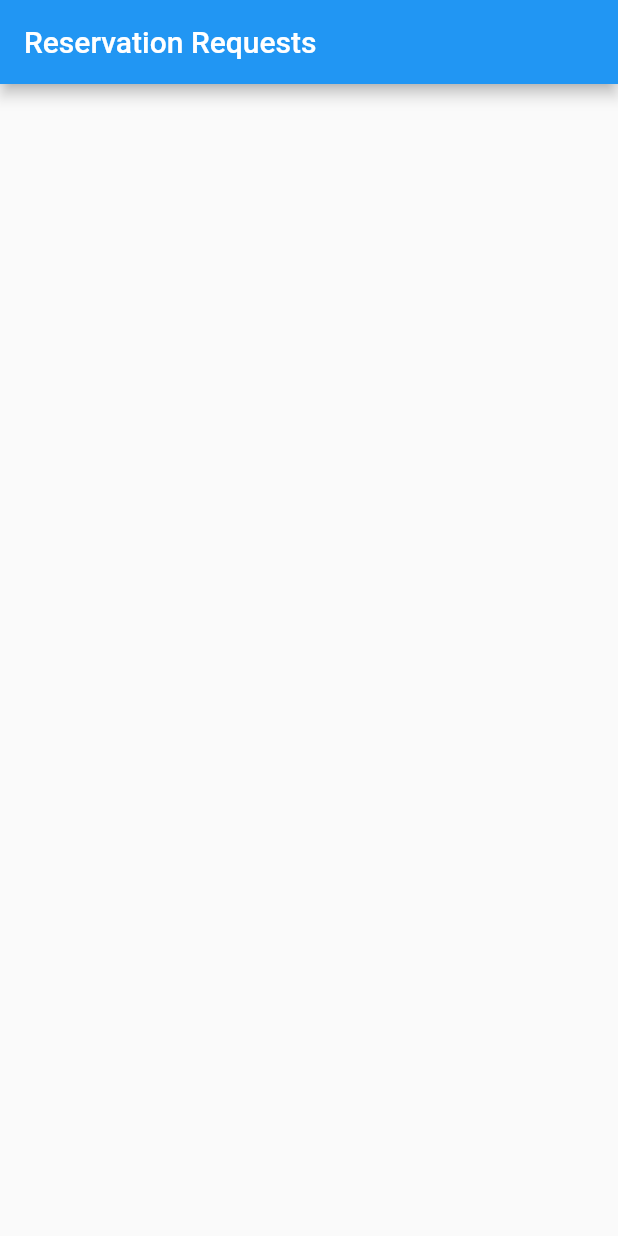
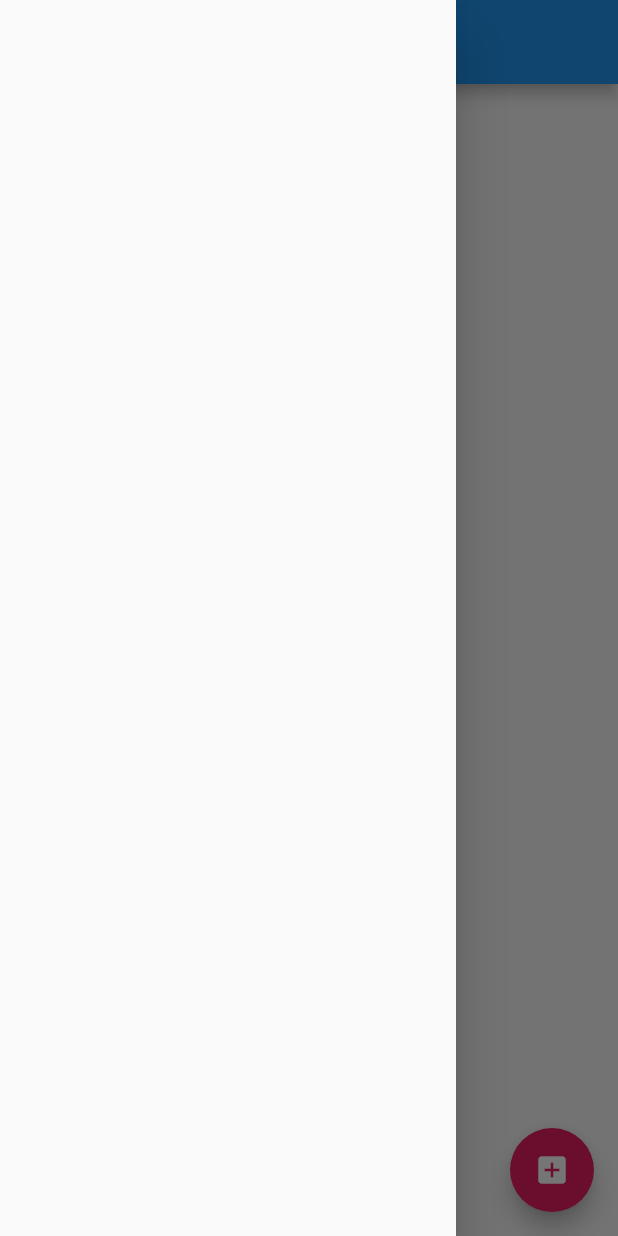
Before and after one commit to Arudrin/first-gitflutter-project, a Flutter app: the screen it shows after launch, with the side drawer open (before the commit the screen has no drawer), on a phone screen of 412 x 824 dp. Run offline on Flutter 3.47's test engine with Material 2 defaults, Android fonts, the phone set to English and light mode, and no system bars; our stand-ins replace cloud_firestore, firebase_analytics; accounts and stored records are empty.

Commit message:
added drawer and floating action

```diff
--- a/lib/main.dart
+++ b/lib/main.dart
@@ -10,6 +10,11 @@ final dummySnapshot = [
   {"name": "Ike", "votes": 10},
   {"name": "Justin", "votes": 1},
 ];
+
+
+
+
+
 
 class MyApp extends StatelessWidget {
   @override
@@ -34,7 +39,22 @@ class _MyHomePageState extends State<MyHomePage> {
     return Scaffold(
       appBar: AppBar(title: Text('Reservation Requests')),
       body: _buildBody(context),
+      drawer: _buildDrawer(context),
+      floatingActionButton: FloatingActionButton(
+        onPressed: (){
+          // to do
+        },
+        child: Icon(Icons.add_box),
+        backgroundColor: Colors.pink,
+      ),
     );
+  }
+
+  Widget _buildDrawer(BuildContext context) {
+    return Drawer(
+      child: _buildBody(context)
+    );
+
   }
 
   Widget _buildBody(BuildContext context) {
@@ -60,11 +80,11 @@ class _MyHomePageState extends State<MyHomePage> {
 
     return Padding(
       key: ValueKey(record.venue),
-      padding: const EdgeInsets.symmetric(horizontal: 16.0, vertical: 8.0),
+      padding: const EdgeInsets.symmetric(horizontal: 0.0, vertical: 8.0),
       child: Container(
         decoration: BoxDecoration(
-          border: Border.all(color: Colors.grey),
-          borderRadius: BorderRadius.circular(5.0),
+          border: Border.all(color: Colors.white),
+          borderRadius: BorderRadius.circular(0),
         ),
         child: ListTile(
           title: Text(record.venue),
```
